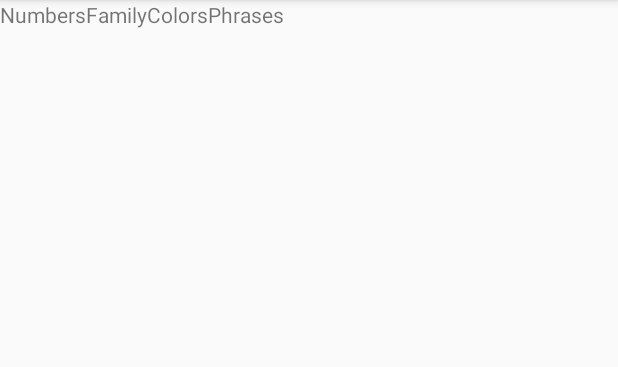
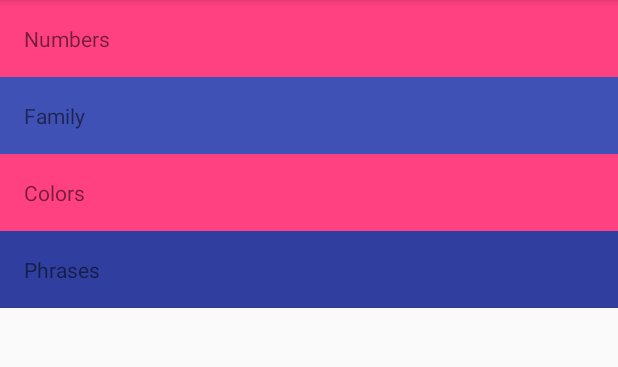
Before and after one commit to alveis/miwok, an Android app: the screen it shows after launch (MainActivity), on a phone screen of 412 x 824 dp, the part 84-451 px from its top. Run offline under Robolectric (Android 15) with nearby library versions, the phone set to English and light mode, and no system bars; 1 statement that could not run was skipped.

Commit message:
first succesful build, add color and padding to main layout

```diff
--- a/app/src/main/res/layout/activity_main.xml
+++ b/app/src/main/res/layout/activity_main.xml
@@ -3,29 +3,38 @@
     xmlns:tools="http://schemas.android.com/tools"
     android:layout_width="match_parent"
     android:layout_height="match_parent"
+    android:orientation="vertical"
     tools:context=".MainActivity">
 
     <TextView
-        android:layout_width="wrap_content"
+        android:layout_width="match_parent"
         android:layout_height="wrap_content"
         android:text="Numbers"
+        android:padding="16dp"
+        android:background="@color/colorAccent"
         android:id="@+id/numbers" />
 
     <TextView
-        android:layout_width="wrap_content"
+        android:layout_width="match_parent"
         android:layout_height="wrap_content"
+        android:padding="16dp"
+        android:background="@color/colorPrimary"
         android:text="Family"
         android:id="@+id/family" />
 
     <TextView
-        android:layout_width="wrap_content"
+        android:layout_width="match_parent"
         android:layout_height="wrap_content"
+        android:padding="16dp"
+        android:background="@color/colorAccent"
         android:text="Colors"
         android:id="@+id/colors" />
 
     <TextView
-        android:layout_width="wrap_content"
+        android:layout_width="match_parent"
         android:layout_height="wrap_content"
+        android:background="@color/colorPrimaryDark"
+        android:padding="16dp"
         android:text="Phrases"
         android:id="@+id/phrases" />
 
```
